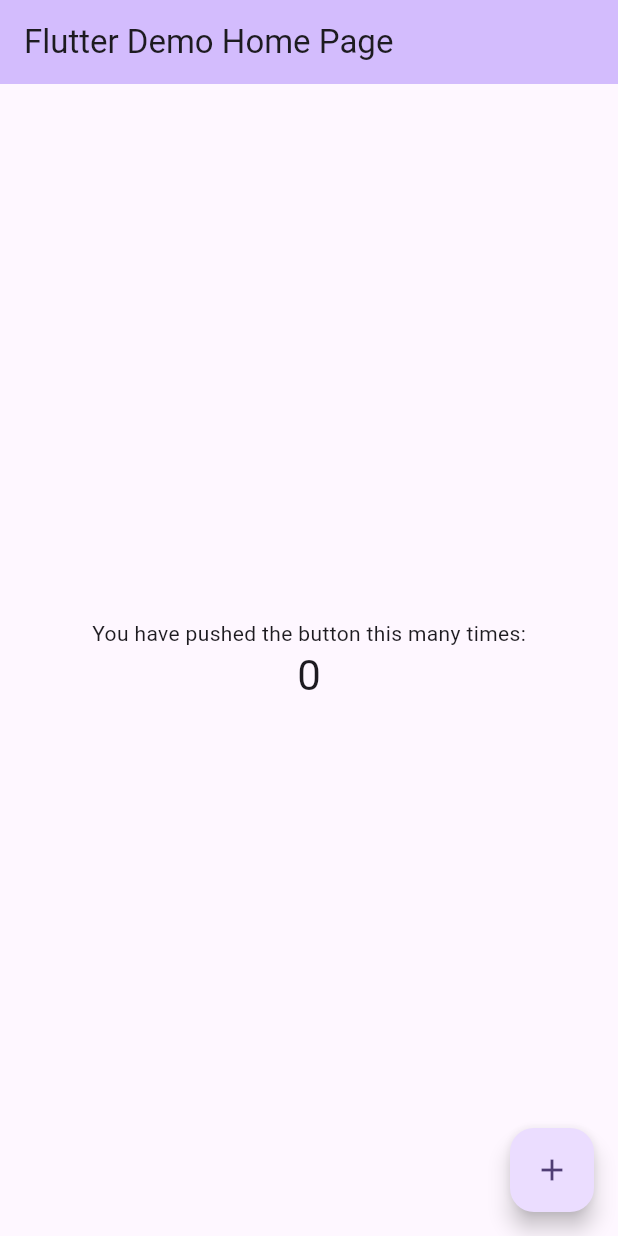
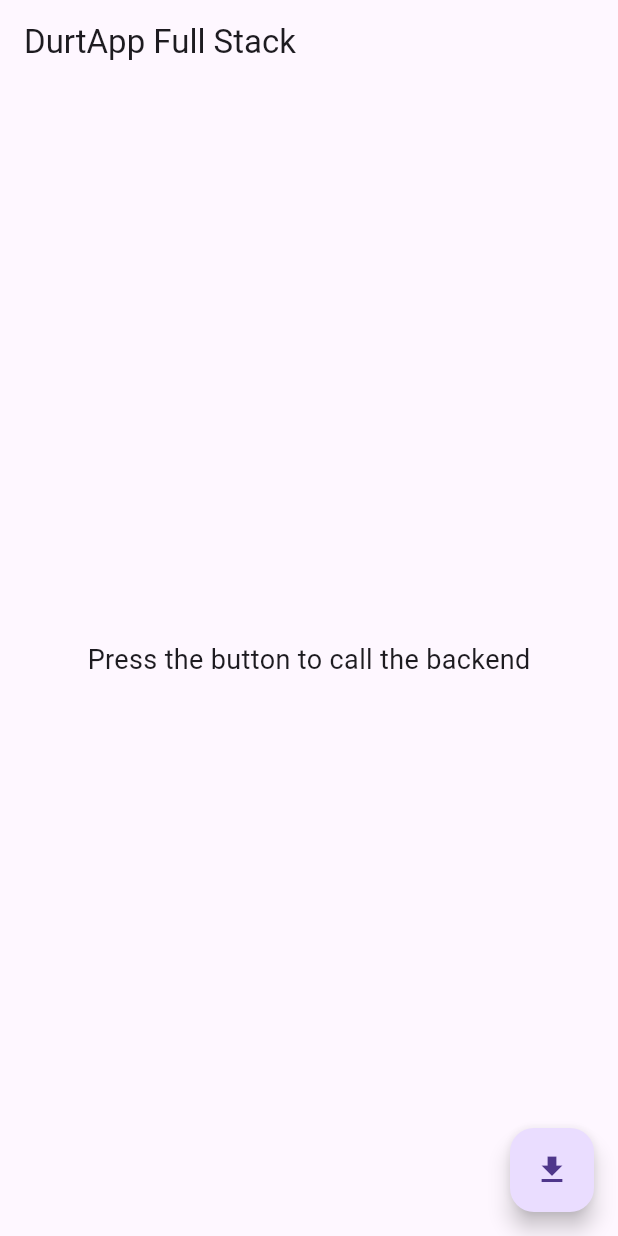
Before and after one commit to EdizKarli/DurtApp, a Flutter app: the screen it shows after launch, on a phone screen of 412 x 824 dp. Run offline on Flutter 3.47's test engine with Material 3 defaults, Android fonts, the phone set to English and light mode, and no system bars.

Commit message:
node.js connection added vol-1

```diff
--- a/durt_app/lib/main.dart
+++ b/durt_app/lib/main.dart
@@ -1,121 +1,48 @@
 import 'package:flutter/material.dart';
+import 'package:http/http.dart' as http;
+import 'dart:convert';
 
-void main() {
-  runApp(const MyApp());
-}
+void main() => runApp(const MyApp());
 
 class MyApp extends StatelessWidget {
   const MyApp({super.key});
-
-  // This widget is the root of your application.
   @override
-  Widget build(BuildContext context) {
-    return MaterialApp(
-      title: 'Flutter Demo',
-      theme: ThemeData(
-        // This is the theme of your application.
-        //
-        // TRY THIS: Try running your application with "flutter run". You'll see
-        // the application has a purple toolbar. Then, without quitting the app,
-        // try changing the seedColor in the colorScheme below to Colors.green
-        // and then invoke "hot reload" (save your changes or press the "hot
-        // reload" button in a Flutter-supported IDE, or press "r" if you used
-        // the command line to start the app).
-        //
-        // Notice that the counter didn't reset back to zero; the application
-        // state is not lost during the reload. To reset the state, use hot
-        // restart instead.
-        //
-        // This works for code too, not just values: Most code changes can be
-        // tested with just a hot reload.
-        colorScheme: .fromSeed(seedColor: Colors.deepPurple),
-      ),
-      home: const MyHomePage(title: 'Flutter Demo Home Page'),
-    );
-  }
+  Widget build(BuildContext context) => MaterialApp(home: const MyHomePage());
 }
 
 class MyHomePage extends StatefulWidget {
-  const MyHomePage({super.key, required this.title});
-
-  // This widget is the home page of your application. It is stateful, meaning
-  // that it has a State object (defined below) that contains fields that affect
-  // how it looks.
-
-  // This class is the configuration for the state. It holds the values (in this
-  // case the title) provided by the parent (in this case the App widget) and
-  // used by the build method of the State. Fields in a Widget subclass are
-  // always marked "final".
-
-  final String title;
-
+  const MyHomePage({super.key});
   @override
   State<MyHomePage> createState() => _MyHomePageState();
 }
 
 class _MyHomePageState extends State<MyHomePage> {
-  int _counter = 0;
+  String _displayText = "Press the button to call the backend";
 
-  void _incrementCounter() {
-    setState(() {
-      // This call to setState tells the Flutter framework that something has
-      // changed in this State, which causes it to rerun the build method below
-      // so that the display can reflect the updated values. If we changed
-      // _counter without calling setState(), then the build method would not be
-      // called again, and so nothing would appear to happen.
-      _counter++;
-    });
+  Future<void> fetchBackendData() async {
+    // Since you are on Windows/Desktop, use 'localhost'
+    final url = Uri.parse('http://localhost:3000/api/message');
+
+    try {
+      final response = await http.get(url);
+      if (response.statusCode == 200) {
+        setState(() {
+          _displayText = jsonDecode(response.body)['message'];
+        });
+      }
+    } catch (e) {
+      setState(() { _displayText = "Error: $e"; });
+    }
   }
 
   @override
   Widget build(BuildContext context) {
-    // This method is rerun every time setState is called, for instance as done
-    // by the _incrementCounter method above.
-    //
-    // The Flutter framework has been optimized to make rerunning build methods
-    // fast, so that you can just rebuild anything that needs updating rather
-    // than having to individually change instances of widgets.
     return Scaffold(
-      appBar: AppBar(
-        // TRY THIS: Try changing the color here to a specific color (to
-        // Colors.amber, perhaps?) and trigger a hot reload to see the AppBar
-        // change color while the other colors stay the same.
-        backgroundColor: Theme.of(context).colorScheme.inversePrimary,
-        // Here we take the value from the MyHomePage object that was created by
-        // the App.build method, and use it to set our appbar title.
-        title: Text(widget.title),
-      ),
-      body: Center(
-        // Center is a layout widget. It takes a single child and positions it
-        // in the middle of the parent.
-        child: Column(
-          // Column is also a layout widget. It takes a list of children and
-          // arranges them vertically. By default, it sizes itself to fit its
-          // children horizontally, and tries to be as tall as its parent.
-          //
-          // Column has various properties to control how it sizes itself and
-          // how it positions its children. Here we use mainAxisAlignment to
-          // center the children vertically; the main axis here is the vertical
-          // axis because Columns are vertical (the cross axis would be
-          // horizontal).
-          //
-          // TRY THIS: Invoke "debug painting" (choose the "Toggle Debug Paint"
-          // action in the IDE, or press "p" in the console), to see the
-          // wireframe for each widget.
-          mainAxisAlignment: .center,
-          children: [
-            const Text('You have pushed the button this many times:'),
-            Text(
-              '$_counter',
-              style: Theme.of(context).textTheme.headlineMedium,
-            ),
-          ],
-        ),
-      ),
+      appBar: AppBar(title: const Text("DurtApp Full Stack")),
+      body: Center(child: Text(_displayText, style: const TextStyle(fontSize: 18))),
       floatingActionButton: FloatingActionButton(
-        onPressed: _incrementCounter,
-        tooltip: 'Increment',
-        child: const Icon(Icons.add),
+        onPressed: fetchBackendData, // Triggers the Node.js call
+        child: const Icon(Icons.download),
       ),
     );
   }
--- a/durt_app/pubspec.yaml
+++ b/durt_app/pubspec.yaml
@@ -30,6 +30,7 @@ environment:
 dependencies:
   flutter:
     sdk: flutter
+  http: ^1.1.0
 
   # The following adds the Cupertino Icons font to your application.
   # Use with the CupertinoIcons class for iOS style icons.
```
Also changed, not shown: durt_app/pubspec.lock, 3 other files.
